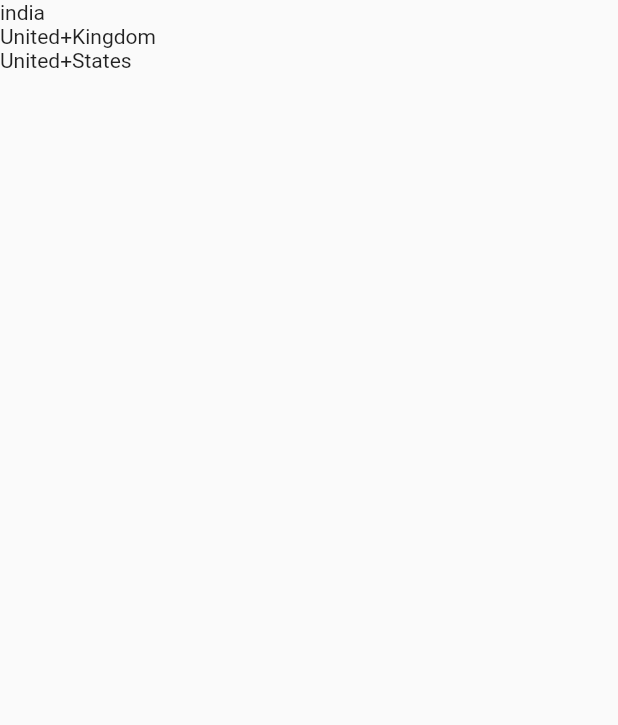
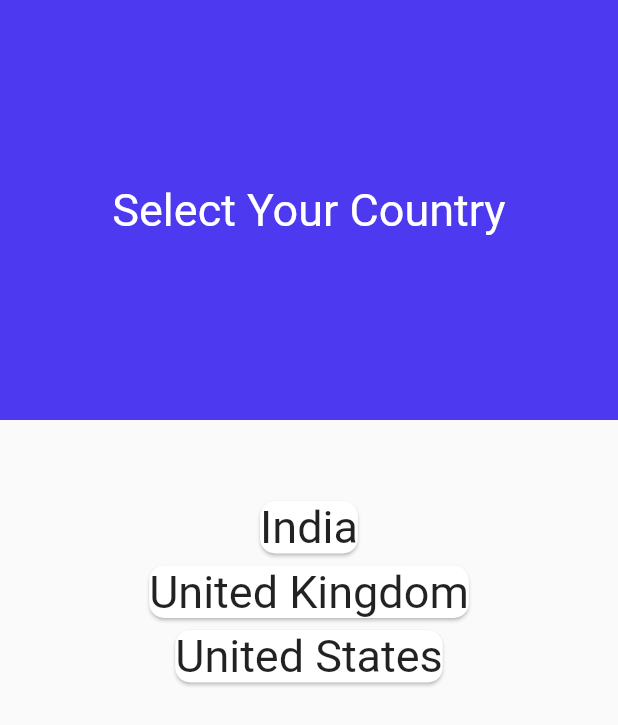
Before and after one commit to vishnutk41/find-my-university, a Flutter app: the screen it shows after launch, on a phone screen of 412 x 824 dp. Shown: the top 725 px of the screen. Run offline on Flutter 3.47's test engine with Material 2 defaults, Android fonts, the light colour scheme and no system bars; our stand-ins replace animated_splash_screen, sqflite; missing offline and left inert: dart:ffi; accounts and stored records are empty.

Commit message:
rearranged navigation

```diff
--- a/lib/main.dart
+++ b/lib/main.dart
@@ -2,7 +2,6 @@
 
 import 'package:flutter/material.dart';
 
-import 'screens/HomePage/home_page.dart';
 import 'screens/splash_screen/splash_screen.dart';
 
 void main() {
--- a/lib/screens/HomePage/country_list.dart
+++ b/lib/screens/HomePage/country_list.dart
@@ -8,17 +8,80 @@ class CountryListScreen extends StatelessWidget {
 final List<String> countryList =["india",
 "United+Kingdom",
 "United+States"];
+final List<String> countryNameList =["India",
+"United Kingdom",
+"United States"];
   @override
   Widget build(BuildContext context) {
     return Scaffold(
-      body: ListView.builder(
+      // appBar:AppBar(
+      //   elevation: 0,
+
+      //  backgroundColor: Color.fromARGB(255, 77, 57, 239),
+      //   title: Padding(padding: EdgeInsets.fromLTRB(75, 0, 0, 0),
+      //   child: Text(
+      // 'Select a Country',
+      // style:TextStyle
+      //       ( color: Colors.white,
+      //       fontSize: 22,),
+
+      //     ),
+      // ),
+
+      // ),
+
+
+      body: Column(
+        children: [
+          Container(
+            width: MediaQuery.of(context).size.width,
+            height: 280,
+            decoration: const BoxDecoration(
+
+              color: Color.fromARGB(255, 77, 57, 239)
+            //     gradient: LinearGradient(
+            //   colors: [Color(0xFFFACCCC), Color(0xFFF6EFE9)],
+
+            // )
+            ),
+            child: Center(child:Text("Select Your Country",style: TextStyle(fontSize: 30,color: Colors.white),),),
+
+            ),
+          Padding(
+            padding: const EdgeInsets.all(50.0),
+            child: ListView.builder(
             shrinkWrap: true,
             itemCount: 3,
             itemBuilder: ((context, index) =>GestureDetector(
               onTap: () {
                 Navigator.push(context, MaterialPageRoute(builder: (context)=>MainPage(countryname: countryList[index],)));
               },
-        child: Text(countryList[index])) )),
+              child: Center(child:
+
+
+
+                  Column(
+                    children:[
+
+                      Card(
+                      shape: RoundedRectangleBorder(
+                        borderRadius: BorderRadius.circular(10.0),
+
+                      ),
+                      child: Column(
+                      children: [
+
+                        Text(countryNameList[index],
+                      style: TextStyle(fontSize: 30),),],
+
+                        ),
+                    ),]
+                  ),
+
+              )) )),
+          ),
+        ],
+      ),
     );
   }
 }
```
Also changed, not shown: pubspec.yaml (+1 -8 lines), pubspec.lock. Lines whose indentation alone changed are shown as unchanged.
